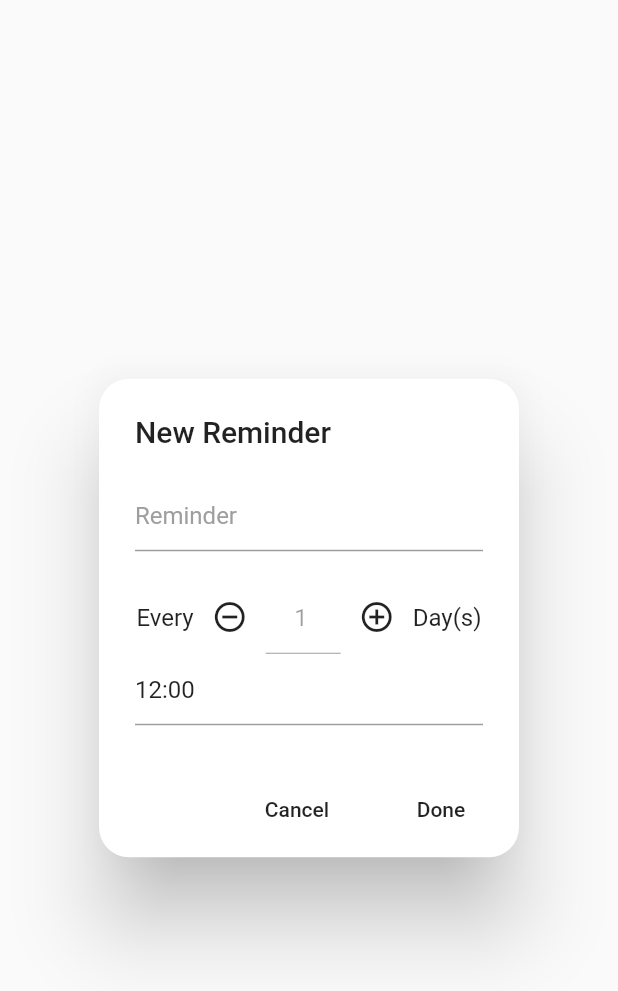
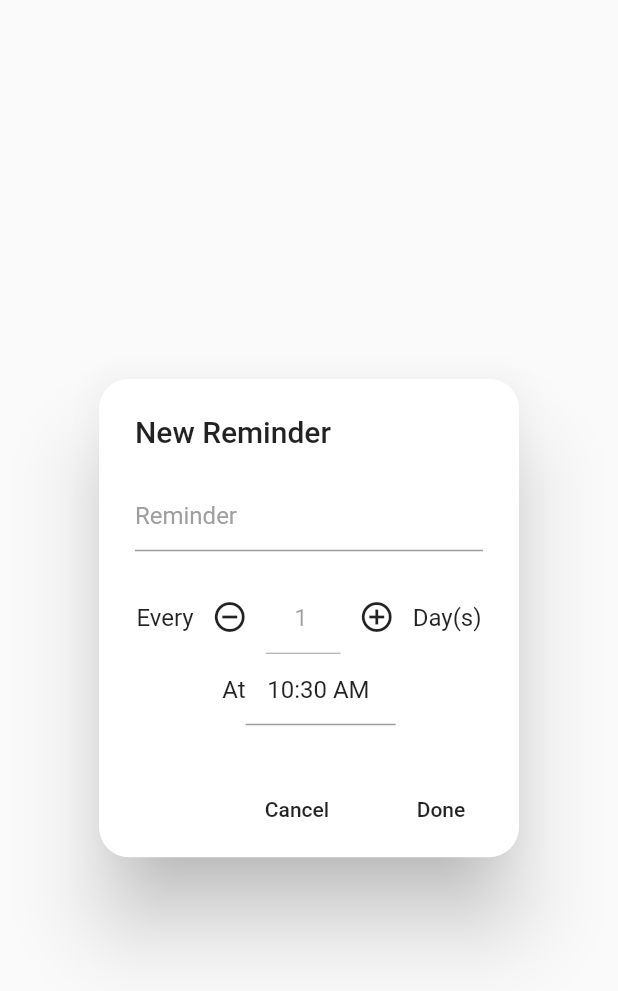
Before and after one commit to kristinacapistrano/DoctonomyApp, a Flutter app: the CreateReminder widget shown alone on an empty page, opened directly with empty values, on a phone screen of 412 x 824 dp. Shown: the top 991 px of the screen. Run offline on Flutter 3.47's test engine with Material 2 defaults, Android fonts, the phone set to English and light mode, and no system bars; our stand-ins replace cloud_firestore, firebase_auth, firebase_messaging, flushbar, shared_preferences; missing offline and left inert: cron; accounts and stored records are empty.

Commit message:
CreateReminder dialog - Add time chooser

```diff
--- a/lib/widgets/CreateReminder.dart
+++ b/lib/widgets/CreateReminder.dart
@@ -2,6 +2,9 @@ import 'package:flutter/material.dart';
 import '../util/state_widget.dart';
 import '../models/state.dart';
 import 'dart:math';
+import 'package:intl/intl.dart';
+import '../screens/patient/reminderDateTimePicker.dart';
+import 'package:flutter/cupertino.dart';
 
 class CreateReminder extends StatefulWidget {
   static const String id = 'create_reminder';
@@ -18,7 +21,11 @@ class _CreateReminderState extends State<CreateReminder> {
   _CreateReminderState(this.userId);
   TextEditingController name = new TextEditingController(text: "");
   TextEditingController days = new TextEditingController(text: "1");
-  TextEditingController time = new TextEditingController(text: "12:00");
+  TextEditingController time = new TextEditingController(text: DateFormat("h:mm a").format(DateTime.now()));
+
+//  String timeToString(date) {
+//    return DateFormat("h:mm a").format(DateFormat("H:mm").parse(date));
+//  }
 //  final String name;
 //  final String startDate;
 //  final String endDate;
@@ -27,6 +34,13 @@ class _CreateReminderState extends State<CreateReminder> {
   @override
   void initState() {
     super.initState();
+  }
+
+  String formatTimeOfDay(TimeOfDay tod) {
+    final now = new DateTime.now();
+    final dt = DateTime(now.year, now.month, now.day, tod.hour, tod.minute);
+    final format = DateFormat("h:mm a");
+    return format.format(dt);
   }
 
   @override
@@ -76,13 +90,40 @@ class _CreateReminderState extends State<CreateReminder> {
                 Text("Day(s)"),
               ],
             ),
-            TextField(
-              controller: time,
-              decoration: new InputDecoration(
-                hintText: 'Time',
-                hintStyle: TextStyle(color: Colors.grey),
-              ),
+
+
+
+            Row(
+              mainAxisAlignment: MainAxisAlignment.center,
+              children: <Widget>[
+                Text("At"),
+
+                Container(
+                    width: 100.0,
+                    child: TextField(
+                      controller: time,
+                      textAlign: TextAlign.center,
+                      decoration: new InputDecoration(
+                        hintText: 'Time',
+                        hintStyle: TextStyle(color: Colors.grey),
+                      ),
+                      onTap: () {
+                        showTimePicker(context: context, initialTime: TimeOfDay.fromDateTime(DateFormat("h:mm a").parse(time.text))).then((value) {
+                          FocusScope.of(context).requestFocus(new FocusNode());
+                          if (value != null) {
+                            time.text = formatTimeOfDay(value);
+                          }
+                        });
+                      },
+                    ),
+                ),
+              ],
             ),
+
+
+
+
+
             //Todo add fields for startDate and endDate
           ],
         ),
```
